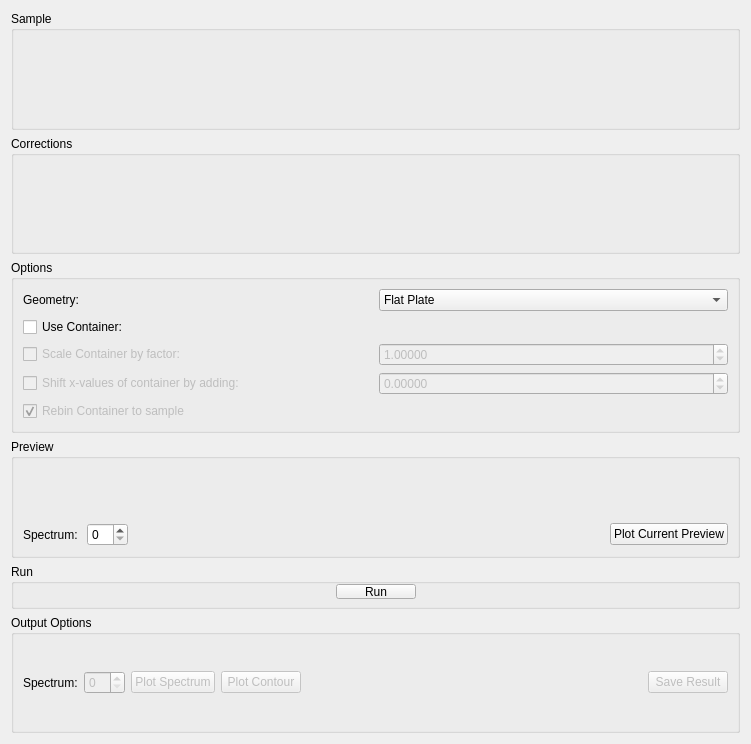
This is qt/scientific_interfaces/Indirect/ApplyAbsorptionCorrections.ui in mantidproject/mantid as Qt 5 draws it before an edit. The edited form follows.
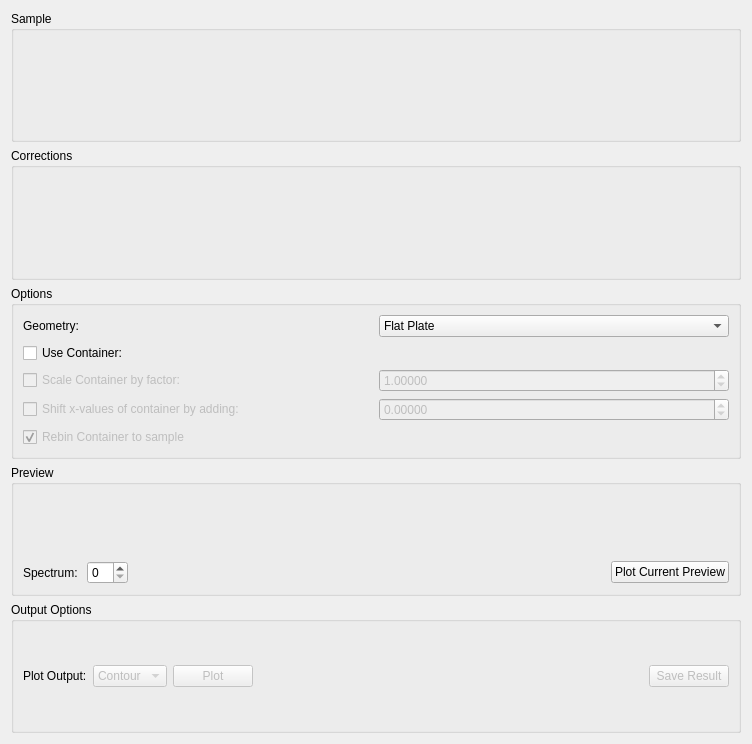
This is the edited form. Custom widgets are drawn as their Qt base class.

The edit to the form file:
```diff
--- a/qt/scientific_interfaces/Indirect/ApplyAbsorptionCorrections.ui
+++ b/qt/scientific_interfaces/Indirect/ApplyAbsorptionCorrections.ui
@@ -6,7 +6,7 @@
    <rect>
     <x>0</x>
     <y>0</y>
-    <width>751</width>
+    <width>752</width>
     <height>744</height>
    </rect>
   </property>
@@ -313,66 +313,6 @@
      </layout>
     </widget>
    </item>
-   <item>
-    <widget class="QGroupBox" name="gbRun">
-     <property name="minimumSize">
-      <size>
-       <width>0</width>
-       <height>45</height>
-      </size>
-     </property>
-     <property name="maximumSize">
-      <size>
-       <width>16777215</width>
-       <height>45</height>
-      </size>
-     </property>
-     <property name="title">
-      <string>Run</string>
-     </property>
-     <layout class="QHBoxLayout" name="horizontalLayout_3">
-      <property name="topMargin">
-       <number>0</number>
-      </property>
-      <property name="bottomMargin">
-       <number>7</number>
-      </property>
-      <item>
-       <spacer name="horizontalSpacer_2">
-        <property name="orientation">
-         <enum>Qt::Horizontal</enum>
-        </property>
-        <property name="sizeHint" stdset="0">
-         <size>
-          <width>310</width>
-          <height>20</height>
-         </size>
-        </property>
-       </spacer>
-      </item>
-      <item>
-       <widget class="QPushButton" name="pbRun">
-        <property name="text">
-         <string>Run</string>
-        </property>
-       </widget>
-      </item>
-      <item>
-       <spacer name="horizontalSpacer_3">
-        <property name="orientation">
-         <enum>Qt::Horizontal</enum>
-        </property>
-        <property name="sizeHint" stdset="0">
-         <size>
-          <width>310</width>
-          <height>20</height>
-         </size>
-        </property>
-       </spacer>
-      </item>
-     </layout>
-    </widget>
-   </item>
    <item>
     <widget class="QGroupBox" name="gbOutput">
      <property name="title">
@@ -388,15 +328,30 @@
          </sizepolicy>
         </property>
         <property name="text">
-         <string>Spectrum:</string>
+         <string>Plot Output:</string>
         </property>
        </widget>
       </item>
       <item>
-       <widget class="QSpinBox" name="spSpectrum">
+       <widget class="QComboBox" name="cbPlotOutput">
         <property name="enabled">
          <bool>false</bool>
         </property>
+        <item>
+         <property name="text">
+          <string>Contour</string>
+         </property>
+        </item>
+        <item>
+         <property name="text">
+          <string>Spectra</string>
+         </property>
+        </item>
+        <item>
+         <property name="text">
+          <string>Both</string>
+         </property>
+        </item>
        </widget>
       </item>
       <item>
@@ -405,17 +360,7 @@
          <bool>false</bool>
         </property>
         <property name="text">
-         <string>Plot Spectrum</string>
-        </property>
-       </widget>
-      </item>
-      <item>
-       <widget class="QPushButton" name="pbPlotContour">
-        <property name="enabled">
-         <bool>false</bool>
-        </property>
-        <property name="text">
-         <string>Plot Contour</string>
+         <string>Plot</string>
         </property>
        </widget>
       </item>
```
Left out of the diff: 17 changed lines with no effect on the pictures.
